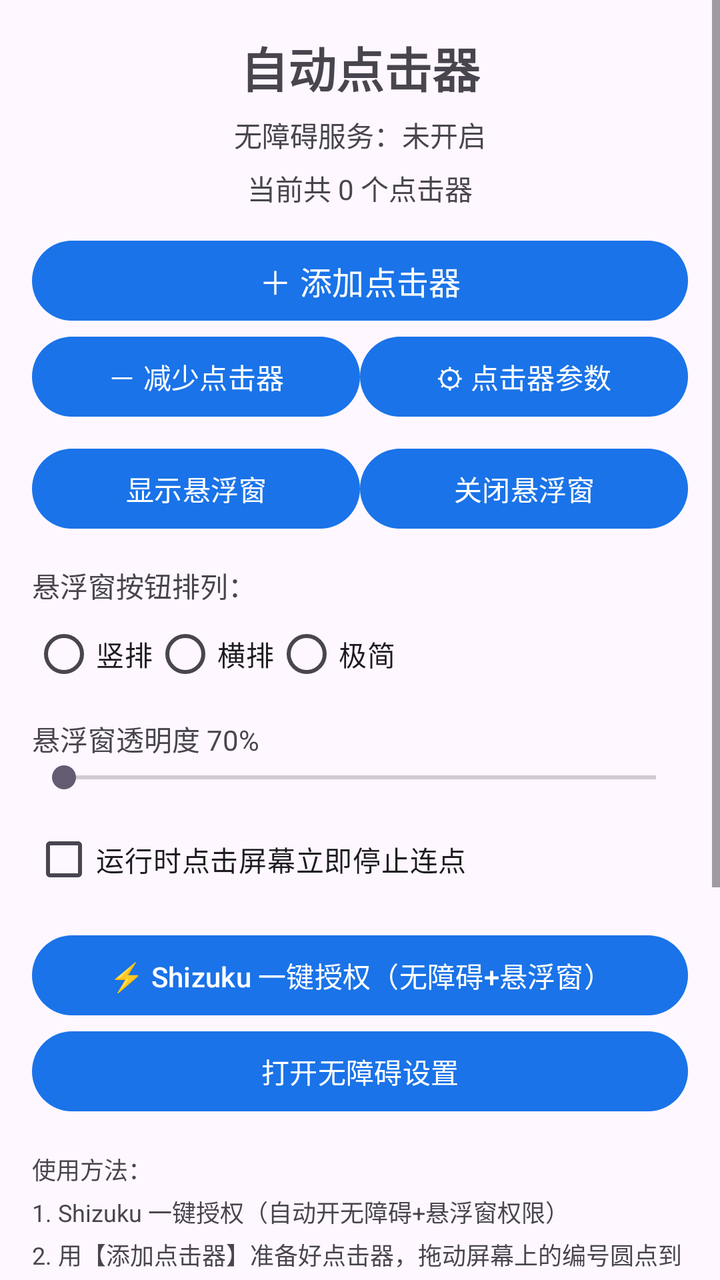
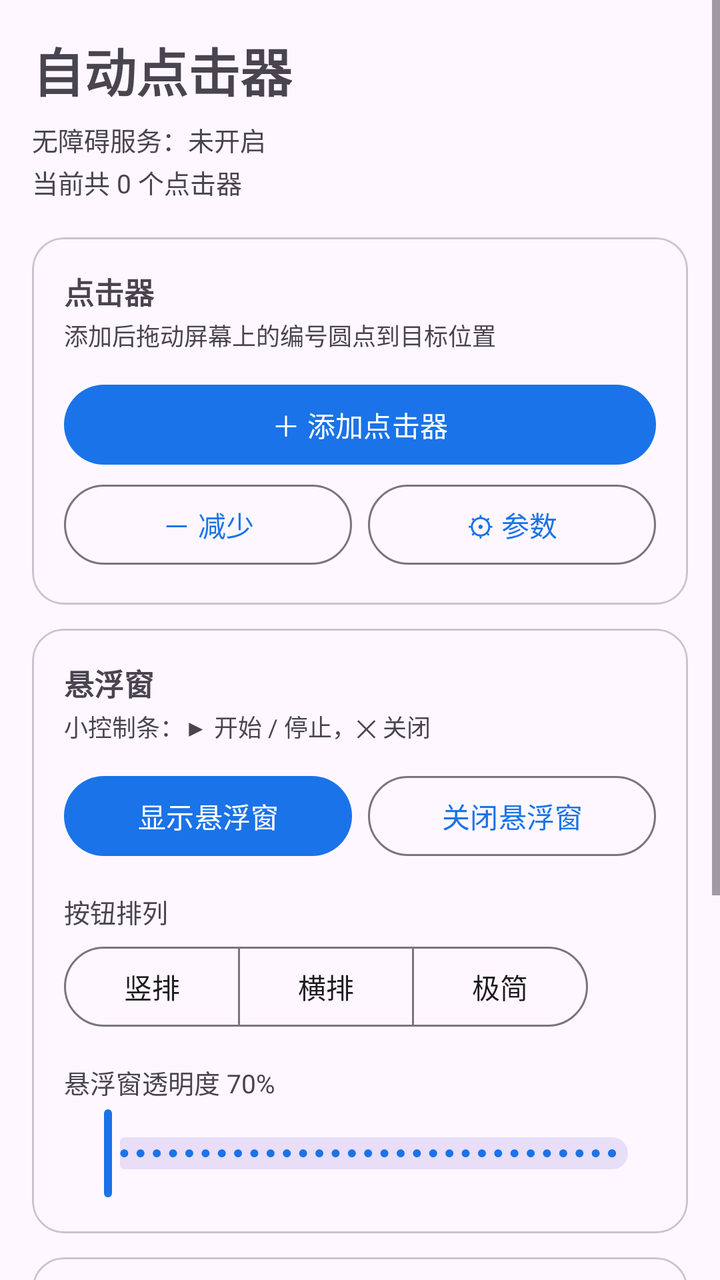

The first picture is an Android layout as it rendered before a commit; the second is the same layout after the commit. The layout source and the unified diff follow.
<!-- AndroidManifest.xml: application theme Theme.AutoClicker -->
<!-- res/layout/activity_main.xml -->
<?xml version="1.0" encoding="utf-8"?>
<ScrollView xmlns:android="http://schemas.android.com/apk/res/android"
    android:layout_width="match_parent"
    android:layout_height="match_parent"
    android:fitsSystemWindows="true">

    <LinearLayout
        android:layout_width="match_parent"
        android:layout_height="wrap_content"
        android:orientation="vertical"
        android:padding="16dp">

        <TextView
            android:layout_width="wrap_content"
            android:layout_height="wrap_content"
            android:layout_gravity="center_horizontal"
            android:text="自动点击器"
            android:textSize="24sp"
            android:textStyle="bold"/>

        <TextView
            android:id="@+id/status"
            android:layout_width="wrap_content"
            android:layout_height="wrap_content"
            android:layout_gravity="center_horizontal"
            android:text="无障碍服务：未开启"
            android:textSize="14sp"
            android:layout_marginTop="6dp"/>

        <TextView
            android:id="@+id/clicker_count"
            android:layout_width="wrap_content"
            android:layout_height="wrap_content"
            android:layout_gravity="center_horizontal"
            android:text="当前共 0 个点击器"
            android:textSize="14sp"
            android:layout_marginTop="6dp"
            android:layout_marginBottom="12dp"/>

        <Button android:id="@+id/btn_add"
            android:layout_width="match_parent"
            android:layout_height="wrap_content"
            android:text="＋ 添加点击器"
            android:textSize="16sp"/>

        <LinearLayout
            android:layout_width="match_parent"
            android:layout_height="wrap_content"
            android:orientation="horizontal">
            <Button android:id="@+id/btn_remove"
                android:layout_width="0dp" android:layout_height="wrap_content"
                android:layout_weight="1" android:text="－ 减少点击器"/>
            <Button android:id="@+id/btn_params"
                android:layout_width="0dp" android:layout_height="wrap_content"
                android:layout_weight="1" android:text="⚙ 点击器参数"/>
        </LinearLayout>

        <LinearLayout
            android:layout_width="match_parent"
            android:layout_height="wrap_content"
            android:orientation="horizontal"
            android:layout_marginTop="8dp">
            <Button android:id="@+id/btn_show_panel"
                android:layout_width="0dp" android:layout_height="wrap_content"
                android:layout_weight="1" android:text="显示悬浮窗"
                android:textSize="14sp"/>
            <Button android:id="@+id/btn_close_panel"
                android:layout_width="0dp" android:layout_height="wrap_content"
                android:layout_weight="1" android:text="关闭悬浮窗"
                android:textSize="14sp"/>
        </LinearLayout>

        <TextView
            android:layout_width="match_parent"
            android:layout_height="wrap_content"
            android:text="悬浮窗按钮排列："
            android:textSize="14sp"
            android:layout_marginTop="14dp"/>

        <RadioGroup android:id="@+id/rg_layout"
            android:layout_width="match_parent"
            android:layout_height="wrap_content"
            android:orientation="horizontal">
            <RadioButton android:id="@+id/rb_v"
                android:layout_width="wrap_content" android:layout_height="wrap_content"
                android:text="竖排"/>
            <RadioButton android:id="@+id/rb_h"
                android:layout_width="wrap_content" android:layout_height="wrap_content"
                android:text="横排"/>
            <RadioButton android:id="@+id/rb_min"
                android:layout_width="wrap_content" android:layout_height="wrap_content"
                android:text="极简"/>
        </RadioGroup>

        <TextView android:id="@+id/alpha_label"
            android:layout_width="match_parent"
            android:layout_height="wrap_content"
            android:text="悬浮窗透明度 70%"
            android:textSize="14sp"
            android:layout_marginTop="8dp"/>

        <SeekBar android:id="@+id/seek_alpha"
            android:layout_width="match_parent"
            android:layout_height="wrap_content"/>

        <CheckBox android:id="@+id/cb_touch_stop"
            android:layout_width="match_parent"
            android:layout_height="wrap_content"
            android:text="运行时点击屏幕立即停止连点"
            android:textSize="14sp"
            android:layout_marginTop="8dp"/>

        <Button android:id="@+id/btn_shizuku"
            android:layout_width="match_parent"
            android:layout_height="wrap_content"
            android:layout_marginTop="10dp"
            android:text="⚡ Shizuku 一键授权（无障碍+悬浮窗）"
            android:textSize="14sp"/>

        <Button android:id="@+id/btn_open_acc"
            android:layout_width="match_parent"
            android:layout_height="wrap_content"
            android:text="打开无障碍设置"
            android:textSize="14sp"/>

        <TextView
            android:layout_width="match_parent"
            android:layout_height="wrap_content"
            android:text="使用方法：&#10;1. Shizuku 一键授权（自动开无障碍+悬浮窗权限）&#10;2. 用【添加点击器】准备好点击器，拖动屏幕上的编号圆点到目标位置&#10;3. 点【显示悬浮窗】调出小控制条：▶ 开始/停止，✕ 关闭&#10;4. 用【点击器参数】调整每个点击器的间隔/时长/次数&#10;&#10;悬浮窗排列：竖排/横排（▶ ✕）或极简（仅 ▶，拖动可移动，关闭用本页【关闭悬浮窗】）&#10;&#10;紧急停止（运行中）：&#10;· 点击屏幕（可在上方关闭）&#10;· 按【音量减键】&#10;· 触碰悬浮窗（控制条）&#10;· 按电源键息屏&#10;· 下拉通知栏点【停止连点】"
            android:textSize="12sp"
            android:textColor="?android:attr/textColorSecondary"
            android:layout_marginTop="16dp"
            android:lineSpacingExtra="4dp"/>

    </LinearLayout>
</ScrollView>
<!-- resources referenced by this layout -->
<resources>
  <style name="Theme.AutoClicker" parent="Theme.Material3.DayNight">
          <item name="colorPrimary">@color/primary</item>
      </style>
  <color name="primary">#1a73e8</color>
</resources>

<!-- the commit's change to res/layout/activity_main.xml (unified diff, before → after) -->
@@ -1,136 +1,262 @@
 <?xml version="1.0" encoding="utf-8"?>
 <ScrollView xmlns:android="http://schemas.android.com/apk/res/android"
+    xmlns:app="http://schemas.android.com/apk/res-auto"
     android:layout_width="match_parent"
     android:layout_height="match_parent"
+    android:fillViewport="true"
     android:fitsSystemWindows="true">
 
     <LinearLayout
         android:layout_width="match_parent"
         android:layout_height="wrap_content"
         android:orientation="vertical"
-        android:padding="16dp">
+        android:padding="16dp"
+        android:paddingBottom="28dp">
 
         <TextView
             android:layout_width="wrap_content"
             android:layout_height="wrap_content"
-            android:layout_gravity="center_horizontal"
             android:text="自动点击器"
-            android:textSize="24sp"
+            android:textSize="26sp"
             android:textStyle="bold"/>
 
         <TextView
             android:id="@+id/status"
             android:layout_width="wrap_content"
             android:layout_height="wrap_content"
-            android:layout_gravity="center_horizontal"
             android:text="无障碍服务：未开启"
-            android:textSize="14sp"
+            android:textSize="13sp"
             android:layout_marginTop="6dp"/>
 
         <TextView
             android:id="@+id/clicker_count"
             android:layout_width="wrap_content"
             android:layout_height="wrap_content"
-            android:layout_gravity="center_horizontal"
             android:text="当前共 0 个点击器"
-            android:textSize="14sp"
-            android:layout_marginTop="6dp"
-            android:layout_marginBottom="12dp"/>
-
-        <Button android:id="@+id/btn_add"
+            android:textSize="13sp"
+            android:textColor="?android:attr/textColorSecondary"
+            android:layout_marginTop="2dp"/>
+
+        <com.google.android.material.card.MaterialCardView
             android:layout_width="match_parent"
             android:layout_height="wrap_content"
-            android:text="＋ 添加点击器"
-            android:textSize="16sp"/>
-
-        <LinearLayout
+            android:layout_marginTop="18dp"
+            app:cardCornerRadius="16dp"
+            app:cardElevation="0dp">
+
+            <LinearLayout
+                android:layout_width="match_parent"
+                android:layout_height="wrap_content"
+                android:orientation="vertical"
+                android:padding="16dp">
+
+                <TextView
+                    android:layout_width="wrap_content"
+                    android:layout_height="wrap_content"
+                    android:text="点击器"
+                    android:textSize="15sp"
+                    android:textStyle="bold"/>
+
+                <TextView
+                    android:layout_width="wrap_content"
+                    android:layout_height="wrap_content"
+                    android:text="添加后拖动屏幕上的编号圆点到目标位置"
+                    android:textSize="12sp"
+                    android:textColor="?android:attr/textColorSecondary"
+                    android:layout_marginTop="2dp"/>
+
+                <com.google.android.material.button.MaterialButton
+                    android:id="@+id/btn_add"
+                    android:layout_width="match_parent"
+                    android:layout_height="wrap_content"
+                    android:layout_marginTop="12dp"
+                    android:text="＋ 添加点击器"/>
+
+                <LinearLayout
+                    android:layout_width="match_parent"
+                    android:layout_height="wrap_content"
+                    android:orientation="horizontal"
+                    android:layout_marginTop="2dp">
+
+                    <com.google.android.material.button.MaterialButton
+                        android:id="@+id/btn_remove"
+                        style="?attr/materialButtonOutlinedStyle"
+                        android:layout_width="0dp"
+                        android:layout_height="wrap_content"
+                        android:layout_weight="1"
+                        android:text="－ 减少"/>
+
+                    <com.google.android.material.button.MaterialButton
+                        android:id="@+id/btn_params"
+                        style="?attr/materialButtonOutlinedStyle"
+                        android:layout_width="0dp"
+                        android:layout_height="wrap_content"
+                        android:layout_weight="1"
+                        android:layout_marginStart="8dp"
+                        android:text="⚙ 参数"/>
+                </LinearLayout>
+            </LinearLayout>
+        </com.google.android.material.card.MaterialCardView>
+
+        <com.google.android.material.card.MaterialCardView
             android:layout_width="match_parent"
             android:layout_height="wrap_content"
-            android:orientation="horizontal">
-            <Button android:id="@+id/btn_remove"
-                android:layout_width="0dp" android:layout_height="wrap_content"
-                android:layout_weight="1" android:text="－ 减少点击器"/>
-            <Button android:id="@+id/btn_params"
-                android:layout_width="0dp" android:layout_height="wrap_content"
-                android:layout_weight="1" android:text="⚙ 点击器参数"/>
-        </LinearLayout>
-
-        <LinearLayout
+            android:layout_marginTop="12dp"
+            app:cardCornerRadius="16dp"
+            app:cardElevation="0dp">
+
+            <LinearLayout
+                android:layout_width="match_parent"
+                android:layout_height="wrap_content"
+                android:orientation="vertical"
+                android:padding="16dp">
+
+                <TextView
+                    android:layout_width="wrap_content"
+                    android:layout_height="wrap_content"
+                    android:text="悬浮窗"
+                    android:textSize="15sp"
+                    android:textStyle="bold"/>
+
+                <TextView
+                    android:layout_width="wrap_content"
+                    android:layout_height="wrap_content"
+                    android:text="小控制条：▶ 开始 / 停止，✕ 关闭"
+                    android:textSize="12sp"
+                    android:textColor="?android:attr/textColorSecondary"
+                    android:layout_marginTop="2dp"/>
+
+                <LinearLayout
+                    android:layout_width="match_parent"
+                    android:layout_height="wrap_content"
+                    android:orientation="horizontal"
+                    android:layout_marginTop="12dp">
+
+                    <com.google.android.material.button.MaterialButton
+                        android:id="@+id/btn_show_panel"
+                        android:layout_width="0dp"
+                        android:layout_height="wrap_content"
+                        android:layout_weight="1"
+                        android:text="显示悬浮窗"/>
+
+                    <com.google.android.material.button.MaterialButton
+                        android:id="@+id/btn_close_panel"
+                        style="?attr/materialButtonOutlinedStyle"
+                        android:layout_width="0dp"
+                        android:layout_height="wrap_content"
+                        android:layout_weight="1"
+                        android:layout_marginStart="8dp"
+                        android:text="关闭悬浮窗"/>
+                </LinearLayout>
+
+                <TextView
+                    android:layout_width="wrap_content"
+                    android:layout_height="wrap_content"
+                    android:text="按钮排列"
+                    android:textSize="13sp"
+                    android:layout_marginTop="14dp"/>
+
+                <com.google.android.material.button.MaterialButtonToggleGroup
+                    android:id="@+id/tg_layout"
+                    android:layout_width="wrap_content"
+                    android:layout_height="wrap_content"
+                    android:layout_marginTop="4dp"
+                    app:singleSelection="true"
+                    app:selectionRequired="true">
+
+                    <com.google.android.material.button.MaterialButton
+                        android:id="@+id/btn_v"
+                        style="?attr/materialButtonOutlinedStyle"
+                        android:layout_width="wrap_content"
+                        android:layout_height="wrap_content"
+                        android:text="竖排"/>
+
+                    <com.google.android.material.button.MaterialButton
+                        android:id="@+id/btn_h"
+                        style="?attr/materialButtonOutlinedStyle"
+                        android:layout_width="wrap_content"
+                        android:layout_height="wrap_content"
+                        android:text="横排"/>
+
+                    <com.google.android.material.button.MaterialButton
+                        android:id="@+id/btn_min"
+                        style="?attr/materialButtonOutlinedStyle"
+                        android:layout_width="wrap_content"
+                        android:layout_height="wrap_content"
+                        android:text="极简"/>
+                </com.google.android.material.button.MaterialButtonToggleGroup>
+
+                <TextView
+                    android:id="@+id/alpha_label"
+                    android:layout_width="wrap_content"
+                    android:layout_height="wrap_content"
+                    android:text="悬浮窗透明度 70%"
+                    android:textSize="13sp"
+                    android:layout_marginTop="14dp"/>
+
+                <com.google.android.material.slider.Slider
+                    android:id="@+id/slider_alpha"
+                    android:layout_width="match_parent"
+                    android:layout_height="wrap_content"
+                    android:layout_marginTop="2dp"
+                    android:valueFrom="10.0"
+                    android:valueTo="100.0"
+                    android:stepSize="1.0"/>
+            </LinearLayout>
+        </com.google.android.material.card.MaterialCardView>
+
+        <com.google.android.material.card.MaterialCardView
             android:layout_width="match_parent"
             android:layout_height="wrap_content"
-            android:orientation="horizontal"
-            android:layout_marginTop="8dp">
-            <Button android:id="@+id/btn_show_panel"
-                android:layout_width="0dp" android:layout_height="wrap_content"
-                android:layout_weight="1" android:text="显示悬浮窗"
-                android:textSize="14sp"/>
-            <Button android:id="@+id/btn_close_panel"
-                android:layout_width="0dp" android:layout_height="wrap_content"
-                android:layout_weight="1" android:text="关闭悬浮窗"
-                android:textSize="14sp"/>
-        </LinearLayout>
-
-        <TextView
-            android:layout_width="match_parent"
-            android:layout_height="wrap_content"
-            android:text="悬浮窗按钮排列："
-            android:textSize="14sp"
-            android:layout_marginTop="14dp"/>
-
-        <RadioGroup android:id="@+id/rg_layout"
-            android:layout_width="match_parent"
-            android:layout_height="wrap_content"
-            android:orientation="horizontal">
-            <RadioButton android:id="@+id/rb_v"
-                android:layout_width="wrap_content" android:layout_height="wrap_content"
-                android:text="竖排"/>
-            <RadioButton android:id="@+id/rb_h"
-                android:layout_width="wrap_content" android:layout_height="wrap_content"
-                android:text="横排"/>
-            <RadioButton android:id="@+id/rb_min"
-                android:layout_width="wrap_content" android:layout_height="wrap_content"
-                android:text="极简"/>
-        </RadioGroup>
-
-        <TextView android:id="@+id/alpha_label"
-            android:layout_width="match_parent"
-            android:layout_height="wrap_content"
-            android:text="悬浮窗透明度 70%"
-            android:textSize="14sp"
-            android:layout_marginTop="8dp"/>
-
-        <SeekBar android:id="@+id/seek_alpha"
-            android:layout_width="match_parent"
-            android:layout_height="wrap_content"/>
-
-        <CheckBox android:id="@+id/cb_touch_stop"
-            android:layout_width="match_parent"
-            android:layout_height="wrap_content"
-            android:text="运行时点击屏幕立即停止连点"
-            android:textSize="14sp"
-            android:layout_marginTop="8dp"/>
-
-        <Button android:id="@+id/btn_shizuku"
-            android:layout_width="match_parent"
-            android:layout_height="wrap_content"
-            android:layout_marginTop="10dp"
-            android:text="⚡ Shizuku 一键授权（无障碍+悬浮窗）"
-            android:textSize="14sp"/>
-
-        <Button android:id="@+id/btn_open_acc"
-            android:layout_width="match_parent"
-            android:layout_height="wrap_content"
-            android:text="打开无障碍设置"
-            android:textSize="14sp"/>
-
-        <TextView
-            android:layout_width="match_parent"
-            android:layout_height="wrap_content"
-            android:text="使用方法：&#10;1. Shizuku 一键授权（自动开无障碍+悬浮窗权限）&#10;2. 用【添加点击器】准备好点击器，拖动屏幕上的编号圆点到目标位置&#10;3. 点【显示悬浮窗】调出小控制条：▶ 开始/停止，✕ 关闭&#10;4. 用【点击器参数】调整每个点击器的间隔/时长/次数&#10;&#10;悬浮窗排列：竖排/横排（▶ ✕）或极简（仅 ▶，拖动可移动，关闭用本页【关闭悬浮窗】）&#10;&#10;紧急停止（运行中）：&#10;· 点击屏幕（可在上方关闭）&#10;· 按【音量减键】&#10;· 触碰悬浮窗（控制条）&#10;· 按电源键息屏&#10;· 下拉通知栏点【停止连点】"
-            android:textSize="12sp"
-            android:textColor="?android:attr/textColorSecondary"
-            android:layout_marginTop="16dp"
-            android:lineSpacingExtra="4dp"/>
+            android:layout_marginTop="12dp"
+            app:cardCornerRadius="16dp"
+            app:cardElevation="0dp">
+
+            <LinearLayout
+                android:layout_width="match_parent"
+                android:layout_height="wrap_content"
+                android:orientation="vertical"
+                android:padding="16dp">
+
+                <TextView
+                    android:layout_width="wrap_content"
+                    android:layout_height="wrap_content"
+                    android:text="设置与授权"
+                    android:textSize="15sp"
+                    android:textStyle="bold"/>
+
+                <com.google.android.material.materialswitch.MaterialSwitch
+                    android:id="@+id/sw_touch_stop"
+                    android:layout_width="match_parent"
+                    android:layout_height="wrap_content"
+                    android:layout_marginTop="8dp"
+                    android:text="点击屏幕立即停止连点"
+                    android:textSize="14sp"/>
+
+                <com.google.android.material.button.MaterialButton
+                    android:id="@+id/btn_shizuku"
+                    android:layout_width="match_parent"
+                    android:layout_height="wrap_content"
+                    android:layout_marginTop="12dp"
+                    android:text="⚡ Shizuku 一键授权"/>
+
+                <com.google.android.material.button.MaterialButton
+                    android:id="@+id/btn_open_acc"
+                    style="?attr/materialButtonOutlinedStyle"
+                    android:layout_width="match_parent"
+                    android:layout_height="wrap_content"
+                    android:layout_marginTop="2dp"
+                    android:text="打开无障碍设置"/>
+
+                <com.google.android.material.button.MaterialButton
+                    android:id="@+id/btn_help"
+                    style="?attr/materialButtonOutlinedStyle"
+                    android:layout_width="match_parent"
+                    android:layout_height="wrap_content"
+                    android:layout_marginTop="2dp"
+                    android:text="📖 使用说明"/>
+            </LinearLayout>
+        </com.google.android.material.card.MaterialCardView>
 
     </LinearLayout>
 </ScrollView>
